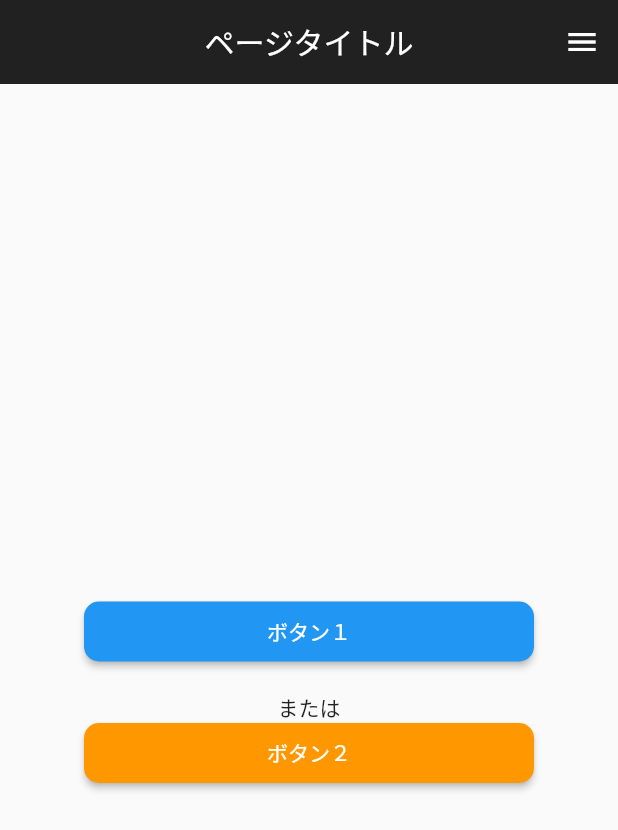
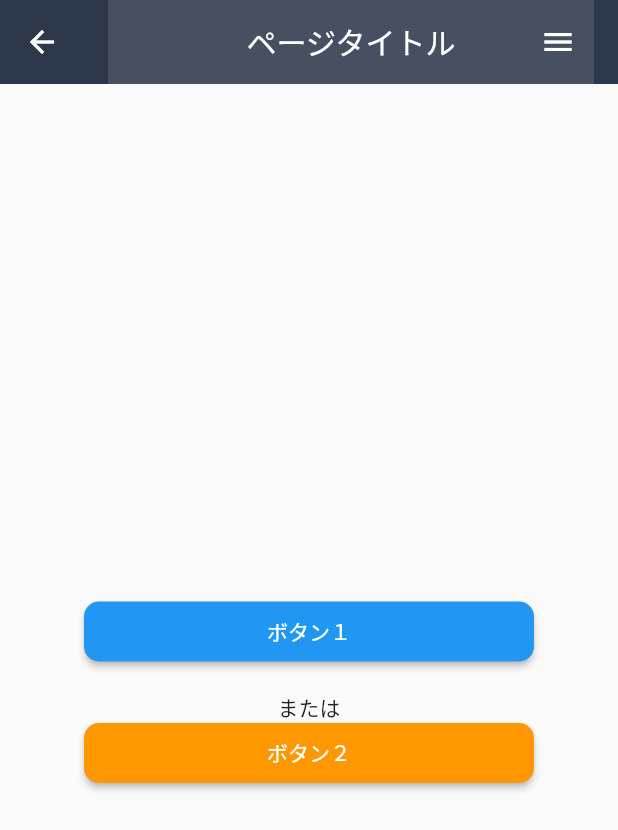
Before and after one commit to kotaitos/allergy, a Flutter app: the Home screen opened by its route, on a phone screen of 412 x 824 dp. Shown: the top 830 px of the screen. Run offline on Flutter 3.47's test engine with Material 2 defaults, Android fonts, the phone set to English and light mode, and no system bars; our stand-ins replace firebase_auth, firebase_core; accounts and stored records are empty; generated files the repository leaves out were written again.

Commit message:
:+1:app_bar_titleを追加

```diff
--- a/lib/screens/home_screen.dart
+++ b/lib/screens/home_screen.dart
@@ -2,6 +2,9 @@
 
 import 'package:flutter/material.dart';
 import 'package:firebase_auth/firebase_auth.dart';
+
+import '../res/costom_colors.dart';
+import '../widgets/app_bar_title.dart';
 
 // [Themelist] インスタンスにおける処理。
 class Home extends StatelessWidget {
@@ -21,36 +24,9 @@ class Home extends StatelessWidget {
     return Scaffold(
       // Header部分
       appBar: AppBar(
-        // leading: Icon(Icons.home),
-        title: const Text('ページタイトル'),
-        backgroundColor: Colors.black87,
-        centerTitle: true,
-        elevation: 0.0,
-        automaticallyImplyLeading: false,
-
-        // 右上メニューボタン
-        actions: <Widget>[
-          // overflow menu
-          PopupMenuButton<String>(
-            icon: const Icon(Icons.menu),
-            onSelected: (String s) {
-              if (s == 'ログアウト') {
-                FirebaseAuth.instance.signOut();
-
-                Navigator.of(context).pushNamed("/signin");
-                // Navigator.of(context).popUntil((route) => route.isFirst);
-              }
-            },
-            itemBuilder: (BuildContext context) {
-              return _popmenu_list.map((String s) {
-                return PopupMenuItem(
-                  child: Text(s),
-                  value: s,
-                );
-              }).toList();
-            },
-          ),
-        ],
+        elevation: 0,
+        backgroundColor: CustomColors.firebaseNavy,
+        title: const AppBarTitle(),
       ),
 
       // メイン画面
```
Also changed, not shown: lib/widgets/app_bar_title.dart (+33 -25 lines).
